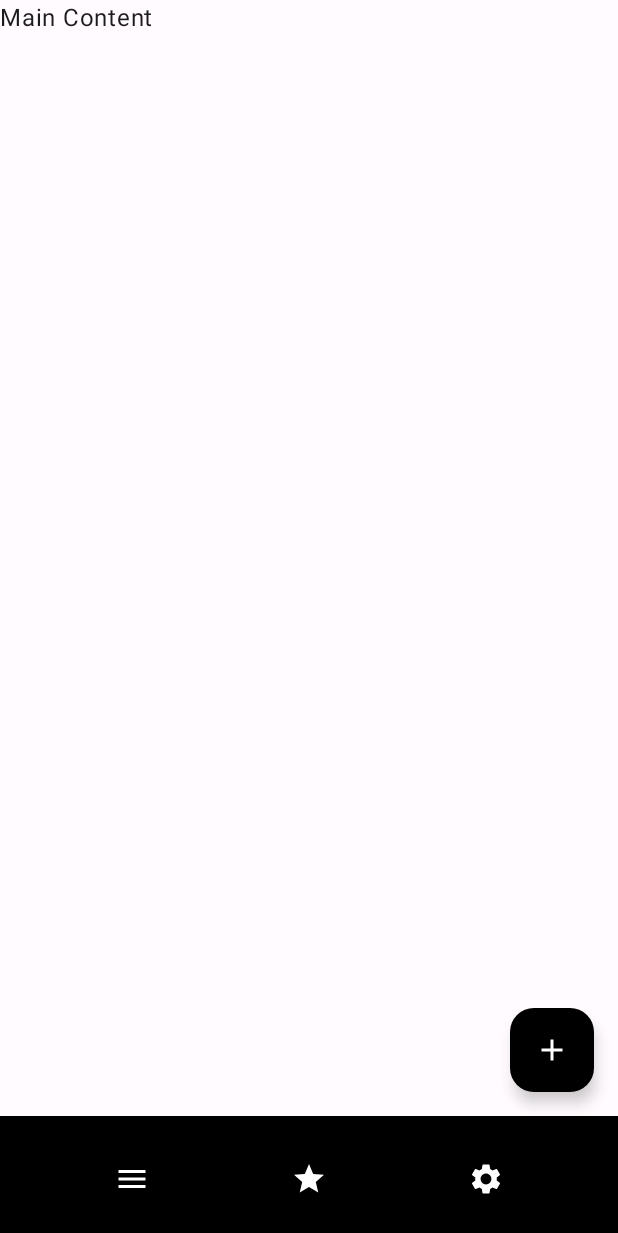
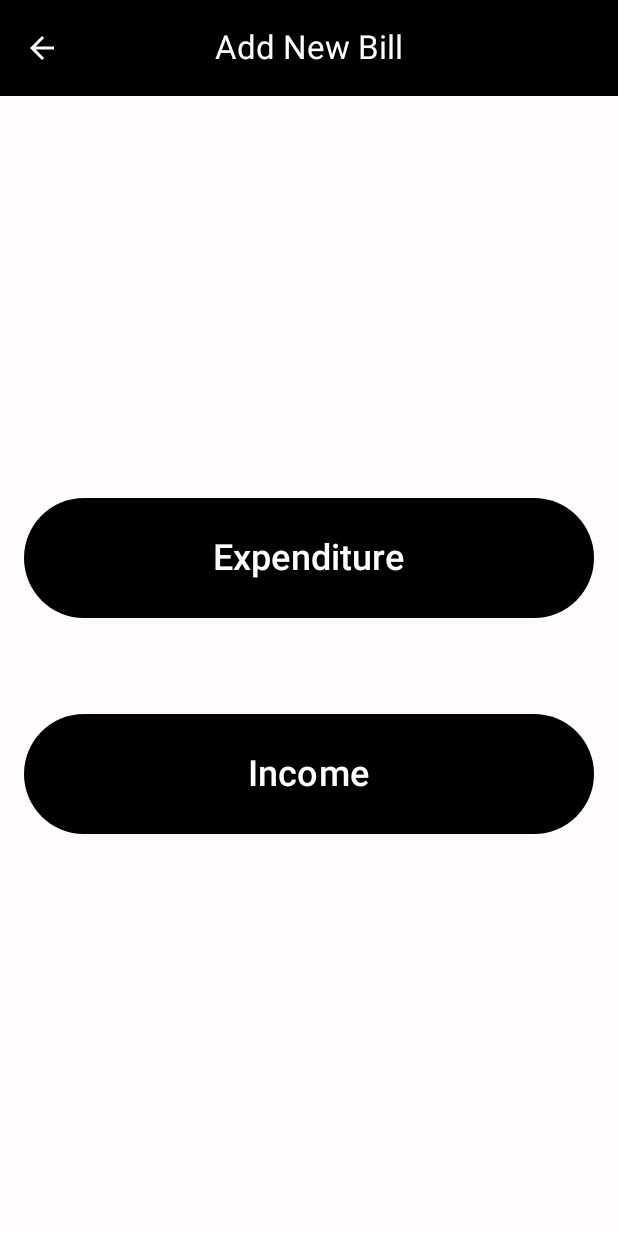
Before and after one commit to Reducto7/MobileAppTeamProject, an Android app built with Jetpack Compose: the MainPage screen opened through its navigation route, after a tap on "Add", on a phone screen of 412 x 824 dp. Shown: the top 1233 px of the screen. Run offline under Robolectric (Android 15) with nearby library versions, the phone set to English and light mode, and no system bars; our stand-ins replace Firebase (no records; nobody signed in at launch, a user with empty details on screens opened directly).

Commit message:
第四次提交 新增add按钮相关功能

```diff
--- a/app/src/main/java/com/example/myapplication/MainActivity.kt
+++ b/app/src/main/java/com/example/myapplication/MainActivity.kt
@@ -12,6 +12,9 @@ import com.example.myapplication.ui.LoginPage
 import com.example.myapplication.ui.MainPage
 import com.example.myapplication.ui.RegisterPage
 import com.example.myapplication.ui.theme.MyApplicationTheme
+import com.example.teamproject.ui.AddExpenditurePage
+import com.example.teamproject.ui.AddIncomeBillPage
+import com.example.teamproject.ui.AddNewBillPage
 import com.google.firebase.Firebase
 import com.google.firebase.FirebaseApp
 
@@ -39,6 +42,15 @@ class MainActivity : ComponentActivity() {
                     composable("setting") {
                         SettingPage(navController)
                     }
+                    composable("addNewBill") {
+                        AddNewBillPage(navController)
+                    }
+                    composable("addExpenditureBill") {
+                        AddExpenditurePage(navController)
+                    }
+                    composable("addIncomeBill") {
+                        AddIncomeBillPage(navController)
+                    }
                 }
             }
         }
--- /dev/null
+++ b/app/src/main/java/com/example/myapplication/ui/AddNewBillPage.kt
@@ -0,0 +1,79 @@
+package com.example.teamproject.ui
+
+import androidx.compose.foundation.layout.Arrangement
+import androidx.compose.foundation.layout.Column
+import androidx.compose.foundation.layout.fillMaxSize
+import androidx.compose.foundation.layout.fillMaxWidth
+import androidx.compose.foundation.layout.height
+import androidx.compose.foundation.layout.padding
+import androidx.compose.material.icons.Icons
+import androidx.compose.material.icons.automirrored.filled.ArrowBack
+import androidx.compose.material3.Button
+import androidx.compose.material3.CenterAlignedTopAppBar
+import androidx.compose.material3.ExperimentalMaterial3Api
+import androidx.compose.material3.IconButton
+import androidx.compose.material3.MaterialTheme
+import androidx.compose.material3.Scaffold
+import androidx.compose.material3.Text
+import androidx.compose.material3.TopAppBarDefaults.topAppBarColors
+import androidx.compose.runtime.Composable
+import androidx.compose.ui.Alignment
+import androidx.compose.ui.Modifier
+import androidx.compose.ui.graphics.Color
+import androidx.compose.ui.unit.dp
+import androidx.compose.ui.unit.sp
+import androidx.navigation.NavController
+
+@OptIn(ExperimentalMaterial3Api::class)
+@Composable
+fun AddNewBillPage(
+    navController: NavController
+){
+    Scaffold(
+        modifier = Modifier.fillMaxSize(),
+        topBar = {
+            CenterAlignedTopAppBar(
+                title = { Text(text = "Add New Bill") },
+                colors = topAppBarColors(
+                    containerColor = MaterialTheme.colorScheme.primary,
+                    titleContentColor = MaterialTheme.colorScheme.onPrimary,
+                ),
+                navigationIcon = {
+                    IconButton(onClick = {}) {
+                        androidx.compose.material3.Icon(
+                            imageVector = Icons.AutoMirrored.Filled.ArrowBack,
+                            contentDescription = "Some Description",
+                            tint = Color.White,
+                        )
+                    }
+                }
+            )
+        }
+    ) { innerPadding ->
+
+        Column (
+            modifier = Modifier
+                .fillMaxSize()
+                .padding(innerPadding)
+                .padding(horizontal = 16.dp),
+            verticalArrangement = Arrangement.Center,
+            horizontalAlignment = Alignment.CenterHorizontally,
+        ){
+            Column (
+                modifier = Modifier.padding(vertical = 64.dp),
+                verticalArrangement = Arrangement.spacedBy(64.dp)
+            ){
+                Button(
+                    modifier = Modifier.fillMaxWidth().height(80.dp),
+                    onClick = {navController.navigate("addExpenditureBill")}) {
+                    Text("Expenditure", fontSize = 24.sp)
+                }
+                Button(
+                    modifier = Modifier.fillMaxWidth().height(80.dp),
+                    onClick = {navController.navigate("addIncomeBill")}) {
+                    Text("Income", fontSize = 24.sp)
+                }
+            }
+        }
+    }
+}
--- a/app/src/main/java/com/example/myapplication/ui/LoginPage.kt
+++ b/app/src/main/java/com/example/myapplication/ui/LoginPage.kt
@@ -83,7 +83,7 @@ fun LoginPage(navController: NavController, modifier: Modifier = Modifier, conte
             onValueChange = { password = it },
             label = { Text("Password") },
             keyboardOptions = KeyboardOptions(keyboardType = KeyboardType.Password),
-            //visualTransformation = PasswordVisualTransformation()
+            //visualTransformation = PasswordVisualTransformation(),
             modifier = Modifier
                 .fillMaxWidth()
                 .padding(bottom = 24.dp)
--- a/app/src/main/java/com/example/myapplication/ui/MainPage.kt
+++ b/app/src/main/java/com/example/myapplication/ui/MainPage.kt
@@ -60,7 +60,7 @@ fun MainPage(navController: NavController, modifier: Modifier = Modifier) {
         },
         floatingActionButton = {
             FloatingActionButton(
-                onClick = {},
+                onClick = {navController.navigate("addNewBill")},
                 containerColor = Color.Black,
                 contentColor = Color.White
             ) {
```
Also changed, not shown: app/src/main/java/com/example/myapplication/ui/AddExpenditureBillPage.kt (added, +179 -0 lines), app/src/main/java/com/example/myapplication/ui/AddIncomeBillPage.kt (added, +183 -0 lines), app/src/main/java/com/example/myapplication/ui/AppViewModel.kt (added, +39 -0 lines).
